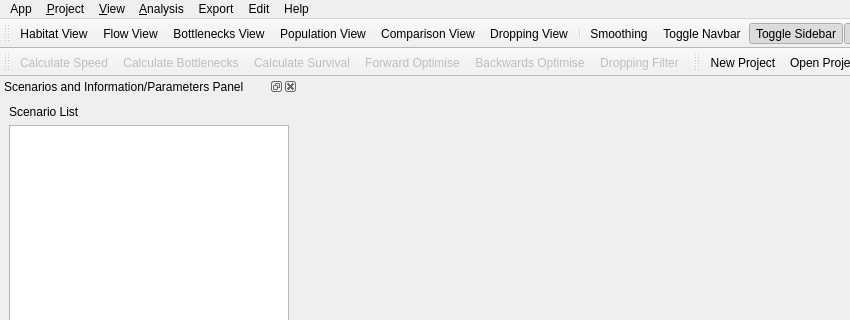
condatis/condatis, file ui/econetui.ui: the form before one commit; both pictures show x 0 to 850 and y 0 to 320 of the 1142 by 658 pixel window.
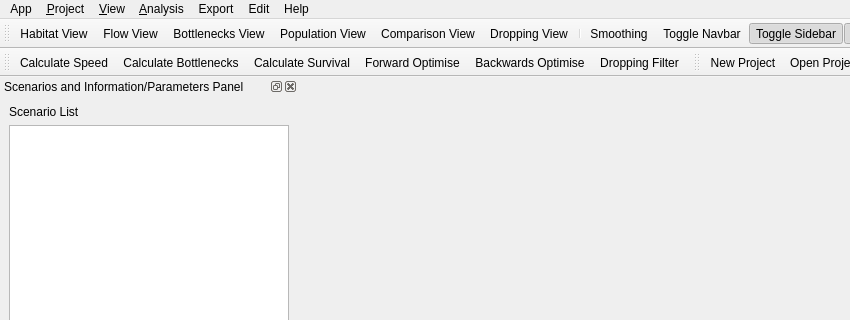
The form after the commit. Icons and pictures are not drawn. Custom widgets are drawn as their Qt base class.

Commit message: disable adding (previous attempts disabled the whole menubar. Needed to be done in source.

What changed in the file:
```diff
--- a/ui/econetui.ui
+++ b/ui/econetui.ui
@@ -194,7 +194,7 @@
   </widget>
   <widget class="QToolBar" name="toolBar_3">
    <property name="enabled">
-    <bool>false</bool>
+    <bool>true</bool>
    </property>
    <property name="windowTitle">
     <string>toolBar_3</string>
```
Left out of the diff: 3 changed lines with no effect on the pictures. The commit also changes 1 other file.
